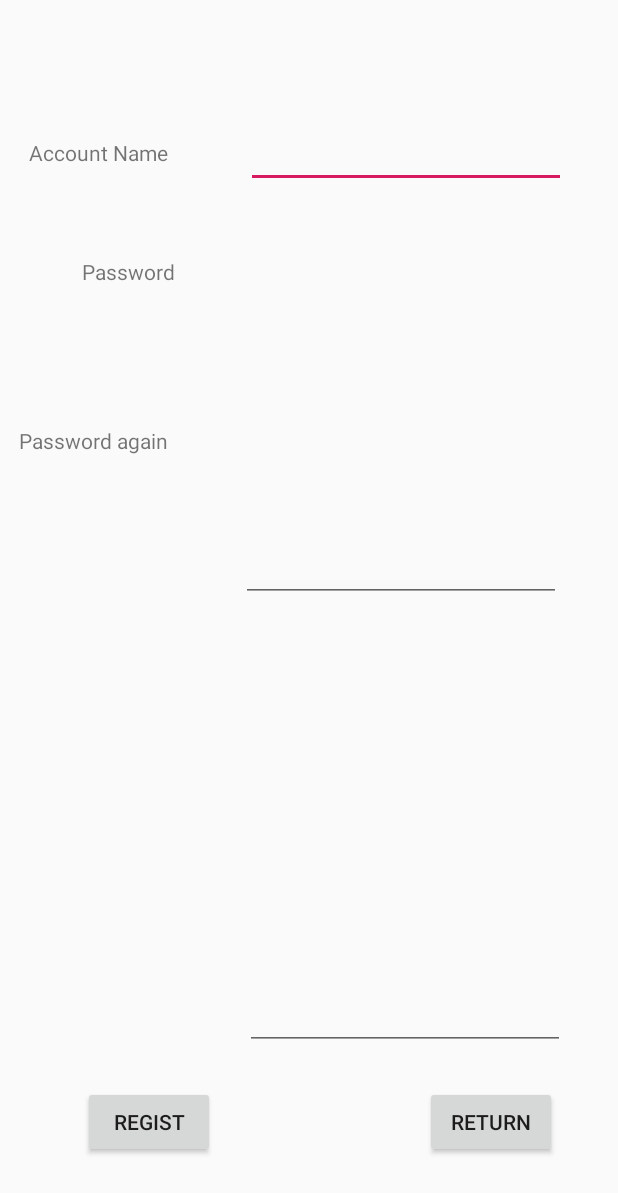
After one commit to uimmiu/SCUT_CDDgame, an Android app: the layout regist_view.xml on its own in the app's theme, with its tools: preview values and no code run, on a phone screen of 412 x 824 dp. The commit adds this screen. Shown: the top 1193 px of the screen. Run offline under Robolectric (Android 15) with nearby library versions, the phone set to English and light mode, and no system bars; Roboto replaces fonts that are not available here.

Commit message:
20190524

```diff
--- a/app/src/main/java/com/example/scut_cddgame/MainActivity.java
+++ b/app/src/main/java/com/example/scut_cddgame/MainActivity.java
@@ -75,7 +75,9 @@ public class MainActivity extends AppCompatActivity {
             alertDialog.show();
         }
 
-        //todo
+        //check account todo
+
+        //start game todo
     }
 
     //玩家输入用户名或密码为空时，弹出对话框的按钮动作
@@ -85,4 +87,14 @@ public class MainActivity extends AppCompatActivity {
             dialogInterface.cancel();
         }
     };
+
+    //玩家点击注册按钮事件
+    public void btnRegistClicked(View view){
+        setContentView(R.layout.regist_view);
+    }
+
+    //玩家在注册账号页面点击返回按钮事件
+    public void btnRegistReturnClicked(View view){
+        setContentView(R.layout.login_view);
+    }
 }
--- a/app/src/main/res/layout/login_view.xml
+++ b/app/src/main/res/layout/login_view.xml
@@ -83,6 +83,7 @@
             android:layout_marginStart="189dp"
             android:layout_marginEnd="44dp"
             android:layout_marginBottom="104dp"
+            android:onClick="btnRegistClicked"
             android:text="regist"
             app:layout_constraintBottom_toBottomOf="parent"
             app:layout_constraintEnd_toStartOf="@+id/btnLogin"
--- /dev/null
+++ b/app/src/main/res/layout/regist_view.xml
@@ -0,0 +1,119 @@
+<?xml version="1.0" encoding="utf-8"?>
+<LinearLayout xmlns:android="http://schemas.android.com/apk/res/android"
+    xmlns:app="http://schemas.android.com/apk/res-auto"
+    xmlns:tools="http://schemas.android.com/tools"
+    android:layout_width="match_parent"
+    android:layout_height="match_parent">
+
+    <android.support.constraint.ConstraintLayout
+        android:layout_width="match_parent"
+        android:layout_height="match_parent">
+
+        <EditText
+            android:id="@+id/txtRegistAccountName"
+            android:layout_width="wrap_content"
+            android:layout_height="wrap_content"
+            android:layout_marginStart="26dp"
+            android:layout_marginTop="80dp"
+            android:layout_marginEnd="208dp"
+            android:ems="10"
+            android:inputType="textPersonName"
+            app:layout_constraintEnd_toEndOf="parent"
+            app:layout_constraintStart_toEndOf="@+id/txtvRegistAccountName"
+            app:layout_constraintTop_toTopOf="parent" />
+
+        <EditText
+            android:id="@+id/txtRegistPasswd1"
+            android:layout_width="wrap_content"
+            android:layout_height="wrap_content"
+            android:layout_marginStart="22dp"
+            android:layout_marginTop="33dp"
+            android:layout_marginEnd="209dp"
+            android:layout_marginBottom="56dp"
+            android:ems="10"
+            android:inputType="textPassword"
+            app:layout_constraintBottom_toTopOf="@+id/txtRegistPasswd2"
+            app:layout_constraintEnd_toEndOf="parent"
+            app:layout_constraintStart_toEndOf="@+id/txtvRegistPasswd"
+            app:layout_constraintTop_toBottomOf="@+id/txtRegistAccountName" />
+
+        <EditText
+            android:id="@+id/txtRegistPasswd2"
+            android:layout_width="wrap_content"
+            android:layout_height="wrap_content"
+            android:layout_marginStart="25dp"
+            android:layout_marginEnd="208dp"
+            android:layout_marginBottom="24dp"
+            android:ems="10"
+            android:inputType="textPassword"
+            app:layout_constraintBottom_toTopOf="@+id/btnRegistReturn"
+            app:layout_constraintEnd_toEndOf="parent"
+            app:layout_constraintStart_toEndOf="@+id/txtvRegistPasswd2" />
+
+        <Button
+            android:id="@+id/btnRegistRegist"
+            android:layout_width="wrap_content"
+            android:layout_height="wrap_content"
+            android:layout_marginStart="250dp"
+            android:layout_marginEnd="70dp"
+            android:layout_marginBottom="52dp"
+            android:text="regist"
+            app:layout_constraintBottom_toBottomOf="parent"
+            app:layout_constraintEnd_toStartOf="@+id/btnRegistReturn"
+            app:layout_constraintStart_toStartOf="parent" />
+
+        <Button
+            android:id="@+id/btnRegistReturn"
+            android:layout_width="wrap_content"
+            android:layout_height="wrap_content"
+            android:layout_marginStart="70dp"
+            android:layout_marginEnd="235dp"
+            android:layout_marginBottom="52dp"
+            android:onClick="btnRegistReturnClicked"
+            android:text="return"
+            app:layout_constraintBottom_toBottomOf="parent"
+            app:layout_constraintEnd_toEndOf="parent"
+            app:layout_constraintStart_toEndOf="@+id/btnRegistRegist" />
+
+        <TextView
+            android:id="@+id/txtvRegistAccountName"
+            android:layout_width="wrap_content"
+            android:layout_height="wrap_content"
+            android:layout_marginStart="192dp"
+            android:layout_marginTop="92dp"
+            android:layout_marginEnd="26dp"
+            android:layout_marginBottom="60dp"
+            android:text="Account Name"
+            app:layout_constraintBottom_toTopOf="@+id/txtvRegistPasswd"
+            app:layout_constraintEnd_toStartOf="@+id/txtRegistAccountName"
+            app:layout_constraintStart_toStartOf="parent"
+            app:layout_constraintTop_toTopOf="parent" />
+
+        <TextView
+            android:id="@+id/txtvRegistPasswd"
+            android:layout_width="wrap_content"
+            android:layout_height="wrap_content"
+            android:layout_marginStart="226dp"
+            android:layout_marginTop="60dp"
+            android:layout_marginEnd="22dp"
+            android:text="Password"
+            app:layout_constraintEnd_toStartOf="@+id/txtRegistPasswd1"
+            app:layout_constraintStart_toStartOf="parent"
+            app:layout_constraintTop_toBottomOf="@+id/txtvRegistAccountName" />
+
+        <TextView
+            android:id="@+id/txtvRegistPasswd2"
+            android:layout_width="wrap_content"
+            android:layout_height="wrap_content"
+            android:layout_marginStart="185dp"
+            android:layout_marginTop="63dp"
+            android:layout_marginEnd="26dp"
+            android:layout_marginBottom="10dp"
+            android:text="Password again"
+            app:layout_constraintBottom_toTopOf="@+id/btnRegistRegist"
+            app:layout_constraintEnd_toStartOf="@+id/txtRegistPasswd2"
+            app:layout_constraintStart_toStartOf="parent"
+            app:layout_constraintTop_toBottomOf="@+id/txtvRegistPasswd"
+            app:layout_constraintVertical_bias="0.068" />
+    </android.support.constraint.ConstraintLayout>
+</LinearLayout>
```
